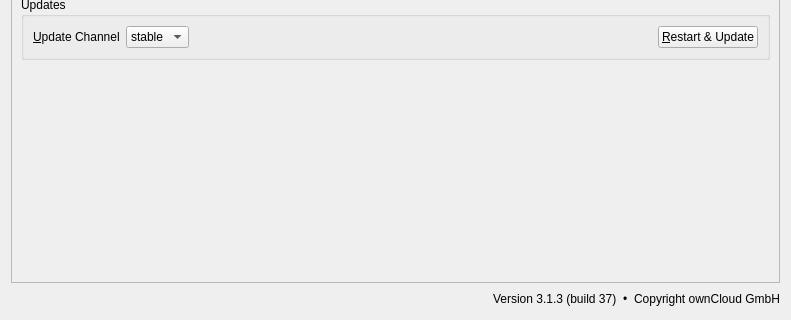
Before: the Qt Designer form src/gui/generalsettings.ui in owncloud/client, drawn with Qt 5; both pictures show x 0 to 791 and y 366 to 686 of the 791 by 686 pixel window.
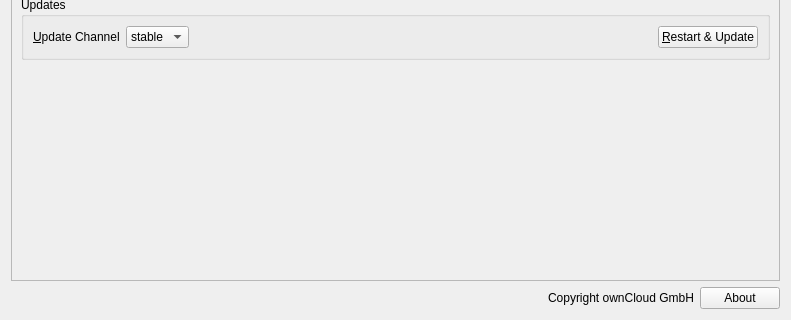
After: the same form once the commit is applied. Custom widgets are drawn as their Qt base class.

Commit message:
[Gui]Redesign AboutDialog and unify version info
Fixes: #7749
Fixes: #7704

```diff
--- a/src/gui/generalsettings.ui
+++ b/src/gui/generalsettings.ui
@@ -25,7 +25,7 @@
         <x>0</x>
         <y>0</y>
         <width>771</width>
-        <height>640</height>
+        <height>637</height>
        </rect>
       </property>
       <layout class="QVBoxLayout" name="verticalLayout_5">
@@ -311,26 +311,13 @@
          <cursorShape>PointingHandCursor</cursorShape>
         </property>
         <property name="text">
-         <string notr="true">Version 3.1.3 (build 37)</string>
+         <string notr="true"/>
         </property>
         <property name="textInteractionFlags">
          <set>Qt::LinksAccessibleByMouse</set>
         </property>
        </widget>
       </item>
-      <item>
-       <widget class="QLabel" name="copyrightLabelDotBefore">
-        <property name="cursor">
-         <cursorShape>ArrowCursor</cursorShape>
-        </property>
-        <property name="text">
-         <string>•</string>
-        </property>
-        <property name="textInteractionFlags">
-         <set>Qt::LinksAccessibleByMouse|Qt::TextSelectableByMouse</set>
-        </property>
-       </widget>
-      </item>
       <item>
        <widget class="QLabel" name="copyrightLabel">
         <property name="cursor">
@@ -344,6 +331,13 @@
         </property>
        </widget>
       </item>
+      <item>
+       <widget class="QPushButton" name="about_pushButton">
+        <property name="text">
+         <string>About</string>
+        </property>
+       </widget>
+      </item>
      </layout>
     </widget>
    </item>
```
The commit also changes 9 other files.
